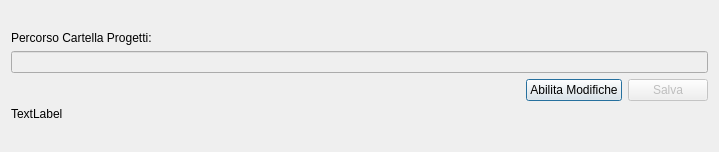
tarateo78/Praticometro, file cartellaprogetti.ui: the form before one commit.
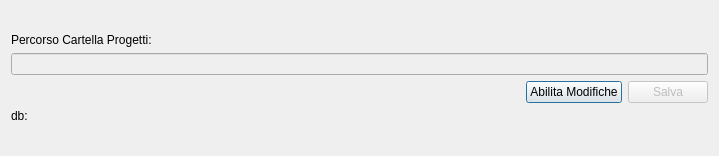
The form after the commit.

```diff
--- a/cartellaprogetti.ui
+++ b/cartellaprogetti.ui
@@ -7,7 +7,7 @@
     <x>0</x>
     <y>0</y>
     <width>719</width>
-    <height>152</height>
+    <height>156</height>
    </rect>
   </property>
   <property name="windowTitle">
@@ -80,7 +80,7 @@
      <item>
       <widget class="QLabel" name="label_2">
        <property name="text">
-        <string>TextLabel</string>
+        <string>db:</string>
        </property>
       </widget>
      </item>
```
